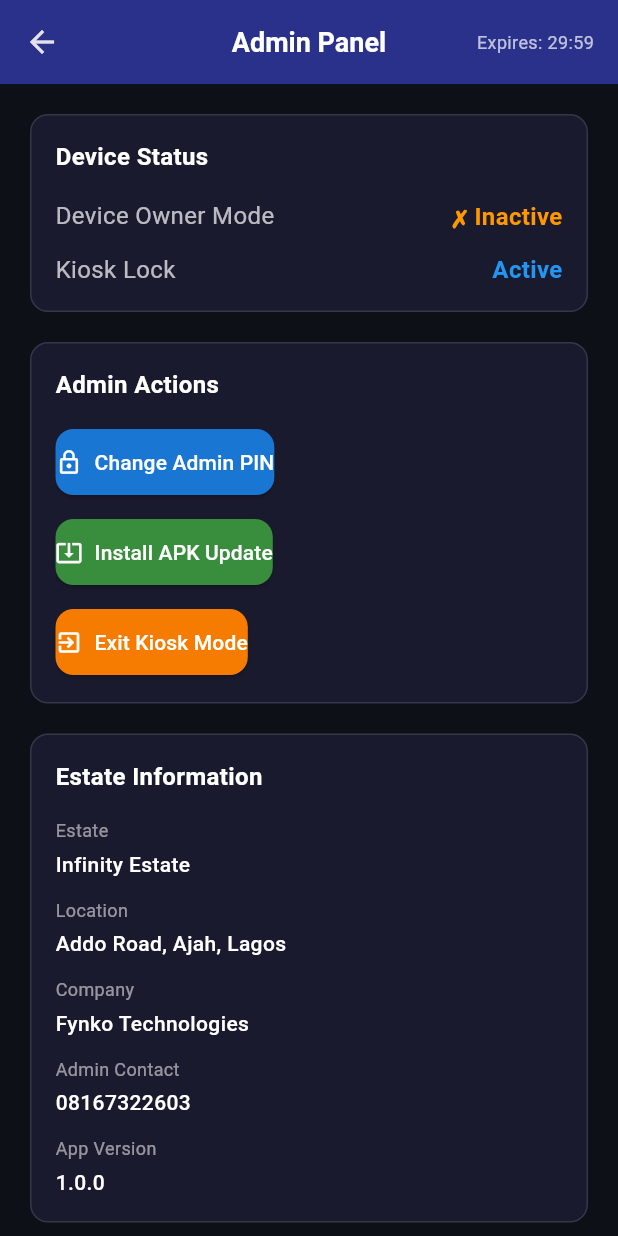
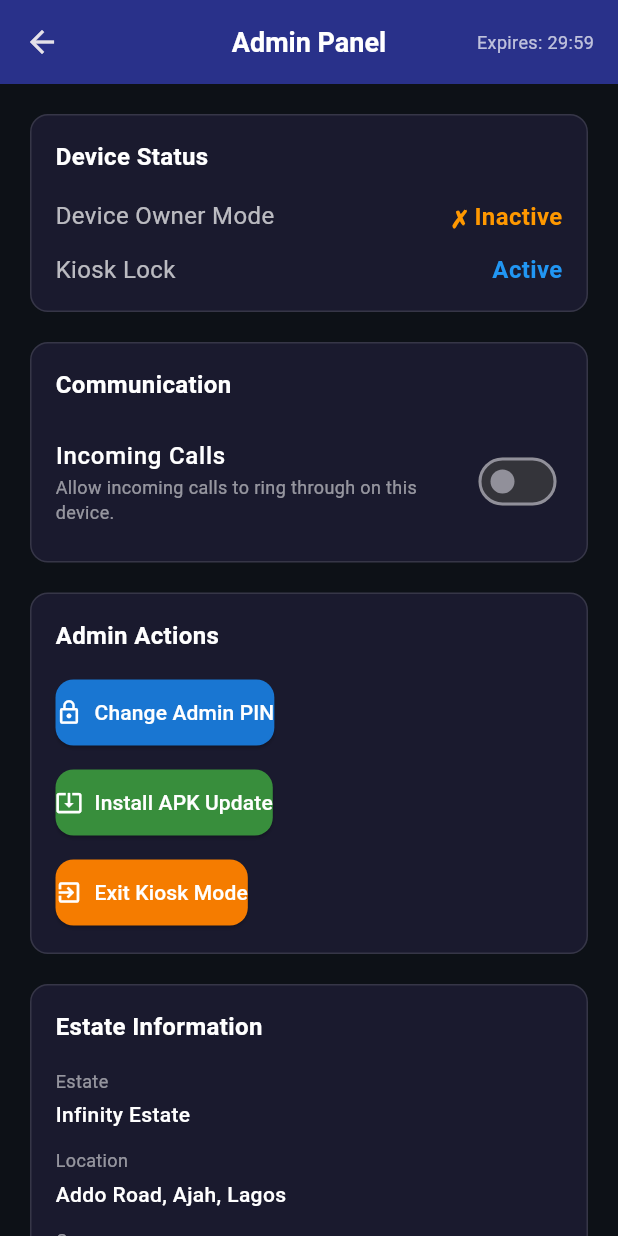
Before and after one commit to Fumnanya92/Koisk-app, a Flutter app: the AdminPanelScreen screen opened directly, on a phone screen of 412 x 824 dp. Run offline on Flutter 3.47's test engine with Material 3 defaults, Android fonts, the phone set to English and light mode, and no system bars; our stand-ins replace battery_plus, flutter_secure_storage, shared_preferences; accounts and stored records are empty.

Commit message:
feat: add incoming calls toggle to admin panel

```diff
--- a/lib/screens/admin_panel_screen.dart
+++ b/lib/screens/admin_panel_screen.dart
@@ -10,6 +10,7 @@
 /// All actions require PIN verification before proceeding.
 
 import 'package:flutter/material.dart';
+import 'package:shared_preferences/shared_preferences.dart';
 import 'dart:async';
 import '../constants/app_config.dart';
 import '../services/kiosk_service.dart';
@@ -26,6 +27,7 @@ class AdminPanelScreen extends StatefulWidget {
 class _AdminPanelScreenState extends State<AdminPanelScreen> {
   bool _isDeviceOwner = false;
   bool _isLoading = false;
+  bool _incomingCallsEnabled = false;
   String? _deviceInfo;
   Timer? _inactivityTimer;
   int _secondsRemaining = 1800; // 30 minutes
@@ -82,6 +84,12 @@ class _AdminPanelScreenState extends State<AdminPanelScreen> {
       if (info != null) {
         setState(() => _deviceInfo = info.toString());
       }
+
+      // Load incoming calls preference
+      final prefs = await SharedPreferences.getInstance();
+      setState(() {
+        _incomingCallsEnabled = prefs.getBool(AppConfig.incomingCallsEnabledKey) ?? false;
+      });
 
       Logger.info('Device status loaded', context: 'AdminPanel');
     } catch (e, st) {
@@ -324,6 +332,24 @@ class _AdminPanelScreenState extends State<AdminPanelScreen> {
   }
 
   /// Show snackbar message
+  Future<void> _setIncomingCalls(bool enabled) async {
+    _resetInactivityTimer();
+    final success = await KioskService.setIncomingCallsEnabled(enabled);
+    if (!mounted) return;
+
+    if (success) {
+      final prefs = await SharedPreferences.getInstance();
+      await prefs.setBool(AppConfig.incomingCallsEnabledKey, enabled);
+      setState(() => _incomingCallsEnabled = enabled);
+      _showSnackbar(
+        enabled ? 'Incoming calls enabled' : 'Incoming calls disabled',
+        color: enabled ? Colors.green : Colors.orange,
+      );
+    } else {
+      _showSnackbar('Could not update incoming calls setting', color: Colors.red);
+    }
+  }
+
   void _showSnackbar(String message, {required Color color}) {
     if (!mounted) return;
     ScaffoldMessenger.of(context).showSnackBar(
@@ -433,6 +459,31 @@ class _AdminPanelScreenState extends State<AdminPanelScreen> {
                             ),
                           ),
                         ],
+                      ],
+                    ),
+                    const SizedBox(height: 20),
+
+                    // Communication Section
+                    _SectionCard(
+                      title: 'Communication',
+                      children: [
+                        SwitchListTile(
+                          contentPadding: EdgeInsets.zero,
+                          title: const Text(
+                            'Incoming Calls',
+                            style: TextStyle(
+                              color: Colors.white,
+                              fontWeight: FontWeight.w500,
+                            ),
+                          ),
+                          subtitle: const Text(
+                            'Allow incoming calls to ring through on this device.',
+                            style: TextStyle(color: Colors.white54, fontSize: 12),
+                          ),
+                          value: _incomingCallsEnabled,
+                          activeColor: const Color(0xFF4FC3F7),
+                          onChanged: _setIncomingCalls,
+                        ),
                       ],
                     ),
                     const SizedBox(height: 20),
```
Also changed, not shown: 1 other file.
